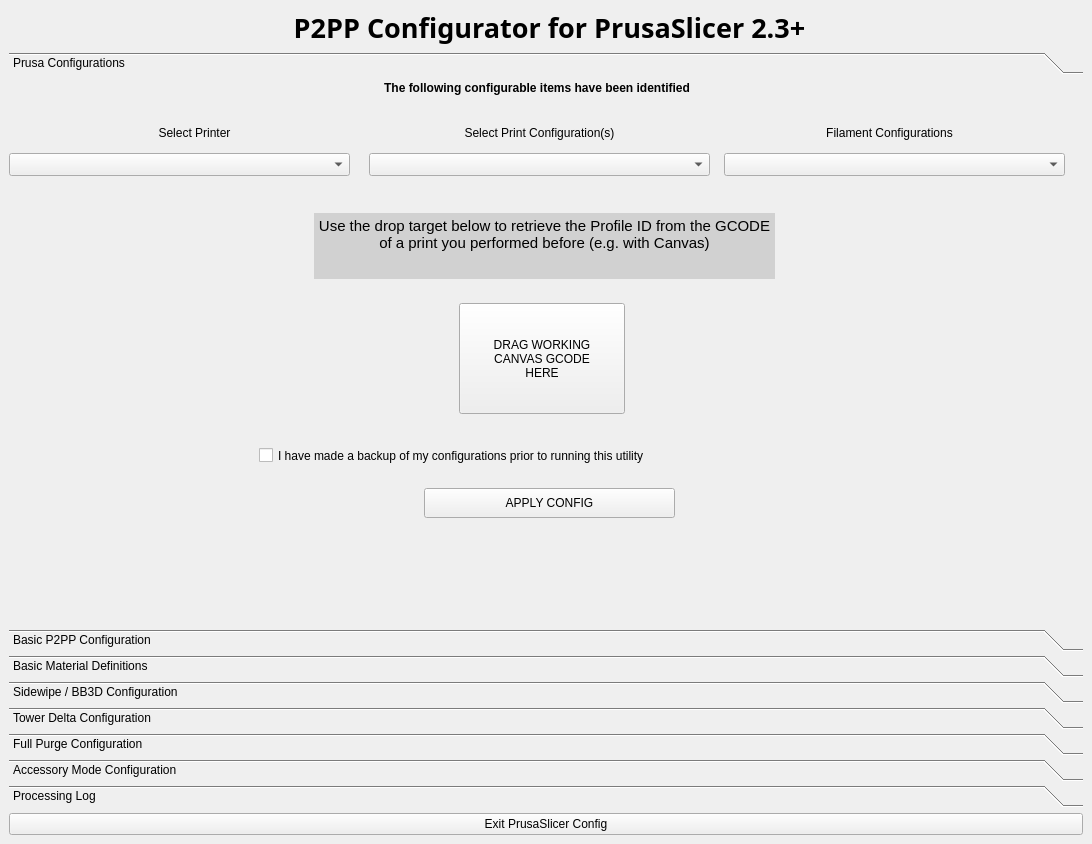
Before: the Qt Designer form p2ppconf.ui in vhspace/p2pp, drawn with Qt 5.
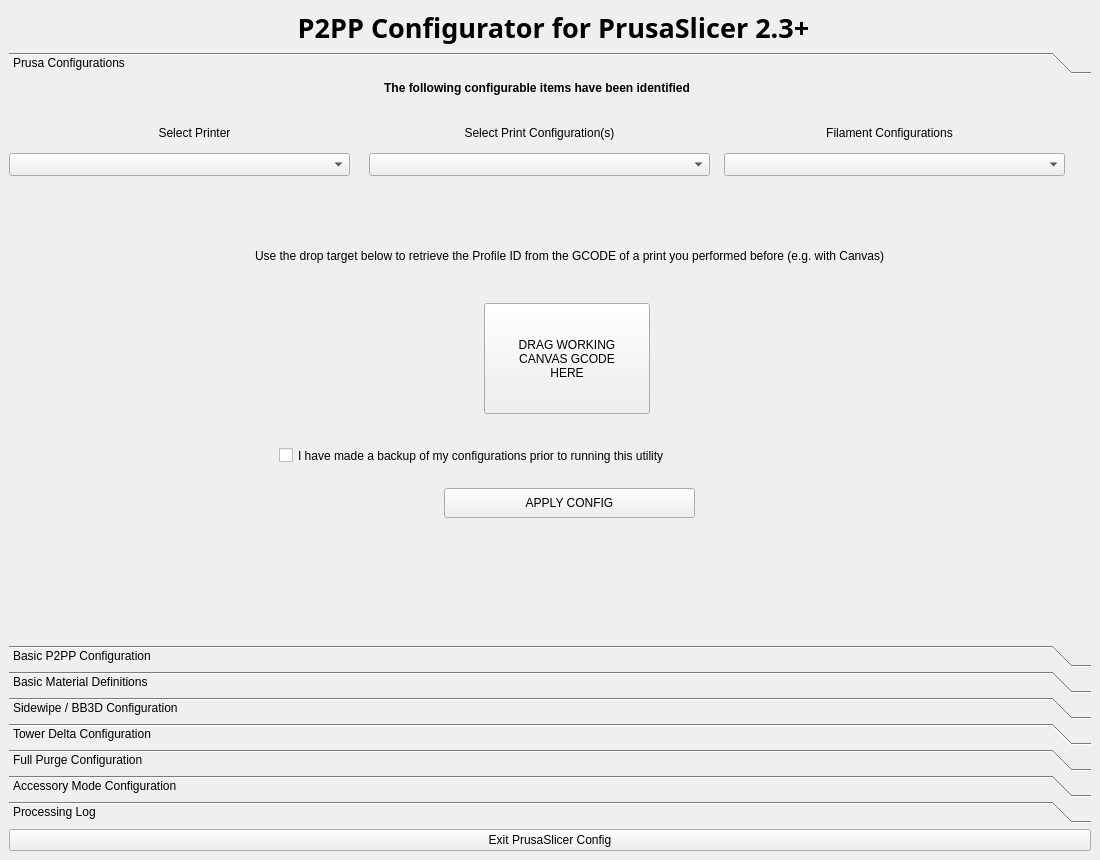
After: the same form once the commit is applied. Icons and pictures are not drawn. Custom widgets are drawn as their Qt base class.

Commit message: Introduction config engine

The edit to the form file:
```diff
--- a/p2ppconf.ui
+++ b/p2ppconf.ui
@@ -7,10 +7,16 @@
    <rect>
     <x>0</x>
     <y>0</y>
-    <width>1092</width>
-    <height>844</height>
+    <width>1100</width>
+    <height>860</height>
    </rect>
   </property>
+  <property name="sizePolicy">
+   <sizepolicy hsizetype="Fixed" vsizetype="Fixed">
+    <horstretch>0</horstretch>
+    <verstretch>0</verstretch>
+   </sizepolicy>
+  </property>
   <property name="windowTitle">
    <string>P2PP - Prusa Slicer 2.3.0 configurator</string>
   </property>
@@ -229,7 +235,7 @@
        <widget class="QCheckBox" name="backup">
         <property name="geometry">
          <rect>
-          <x>250</x>
+          <x>270</x>
           <y>365</y>
           <width>576</width>
           <height>25</height>
@@ -248,7 +254,7 @@
         </property>
         <property name="geometry">
          <rect>
-          <x>415</x>
+          <x>435</x>
           <y>410</y>
           <width>251</width>
           <height>30</height>
@@ -261,7 +267,7 @@
        <widget class="QDropTarget" name="droptgt_canvas">
         <property name="geometry">
          <rect>
-          <x>450</x>
+          <x>475</x>
           <y>225</y>
           <width>166</width>
           <height>111</height>
@@ -273,64 +279,23 @@
 HERE</string>
         </property>
        </widget>
-       <widget class="QTextBrowser" name="textBrowser">
+       <widget class="QLabel" name="label_26">
         <property name="geometry">
          <rect>
-          <x>305</x>
-          <y>135</y>
-          <width>461</width>
-          <height>66</height>
+          <x>230</x>
+          <y>150</y>
+          <width>661</width>
+          <height>56</height>
          </rect>
         </property>
-        <property name="palette">
-         <palette>
-          <active>
-           <colorrole role="Base">
-            <brush brushstyle="SolidPattern">
-             <color alpha="255">
-              <red>209</red>
-              <green>209</green>
-              <blue>209</blue>
-             </color>
-            </brush>
-           </colorrole>
-          </active>
-          <inactive>
-           <colorrole role="Base">
-            <brush brushstyle="SolidPattern">
-             <color alpha="255">
-              <red>209</red>
-              <green>209</green>
-              <blue>209</blue>
-             </color>
-            </brush>
-           </colorrole>
-          </inactive>
-          <disabled>
-           <colorrole role="Base">
-            <brush brushstyle="SolidPattern">
-             <color alpha="255">
-              <red>212</red>
-              <green>208</green>
-              <blue>200</blue>
-             </color>
-            </brush>
-           </colorrole>
-          </disabled>
-         </palette>
+        <property name="text">
+         <string>Use the drop target below to retrieve the Profile ID from the GCODE of a print you performed before (e.g. with Canvas)</string>
         </property>
-        <property name="frameShape">
-         <enum>QFrame::NoFrame</enum>
+        <property name="alignment">
+         <set>Qt::AlignCenter</set>
         </property>
-        <property name="frameShadow">
-         <enum>QFrame::Plain</enum>
-        </property>
-        <property name="html">
-         <string>&lt;!DOCTYPE HTML PUBLIC &quot;-//W3C//DTD HTML 4.0//EN&quot; &quot;http://www.w3.org/TR/REC-html40/strict.dtd&quot;&gt;
-&lt;html&gt;&lt;head&gt;&lt;meta name=&quot;qrichtext&quot; content=&quot;1&quot; /&gt;&lt;style type=&quot;text/css&quot;&gt;
-p, li { white-space: pre-wrap; }
-&lt;/style&gt;&lt;/head&gt;&lt;body style=&quot; font-family:'Arial'; font-size:11pt; font-weight:400; font-style:normal;&quot;&gt;
-&lt;p align=&quot;center&quot; style=&quot; margin-top:0px; margin-bottom:0px; margin-left:0px; margin-right:0px; -qt-block-indent:0; text-indent:0px;&quot;&gt;Use the drop target below to retrieve the Profile ID from the GCODE of a print you performed before (e.g. with Canvas)&lt;/p&gt;&lt;/body&gt;&lt;/html&gt;</string>
+        <property name="wordWrap">
+         <bool>true</bool>
         </property>
        </widget>
       </widget>
```
Left out of the diff: 43 changed lines with no effect on the pictures. The commit also changes 2 other files.
